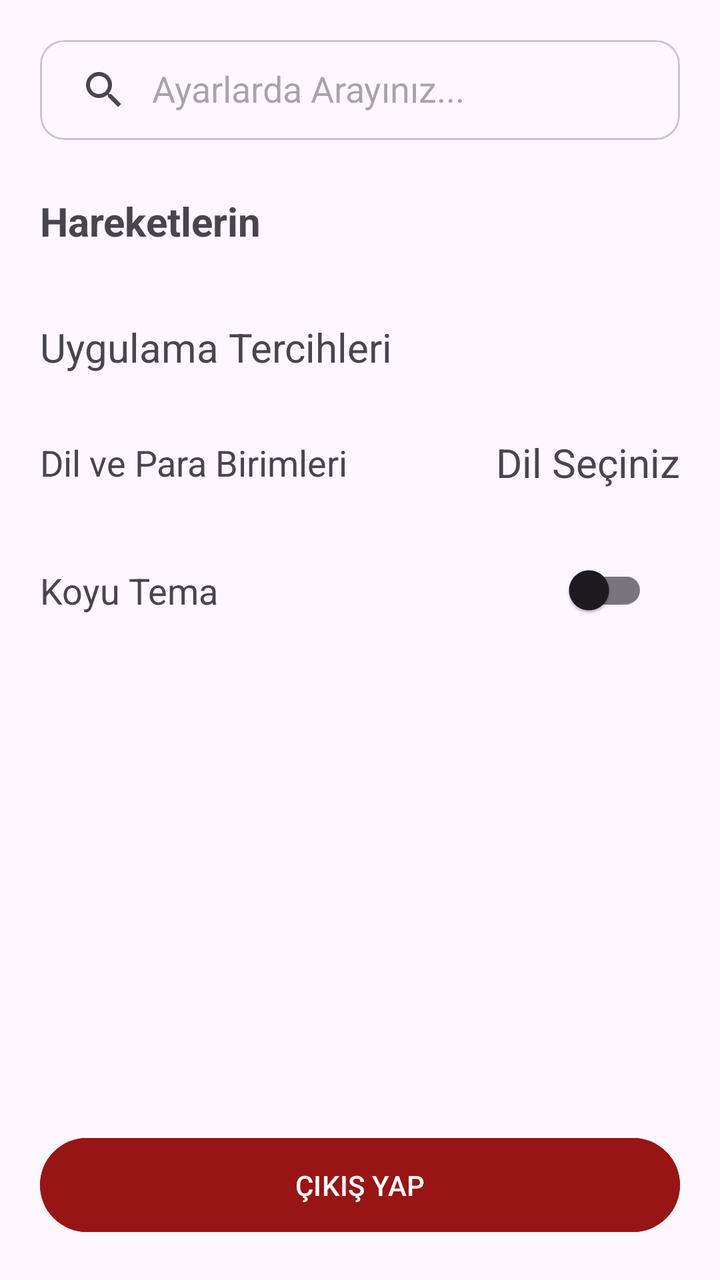
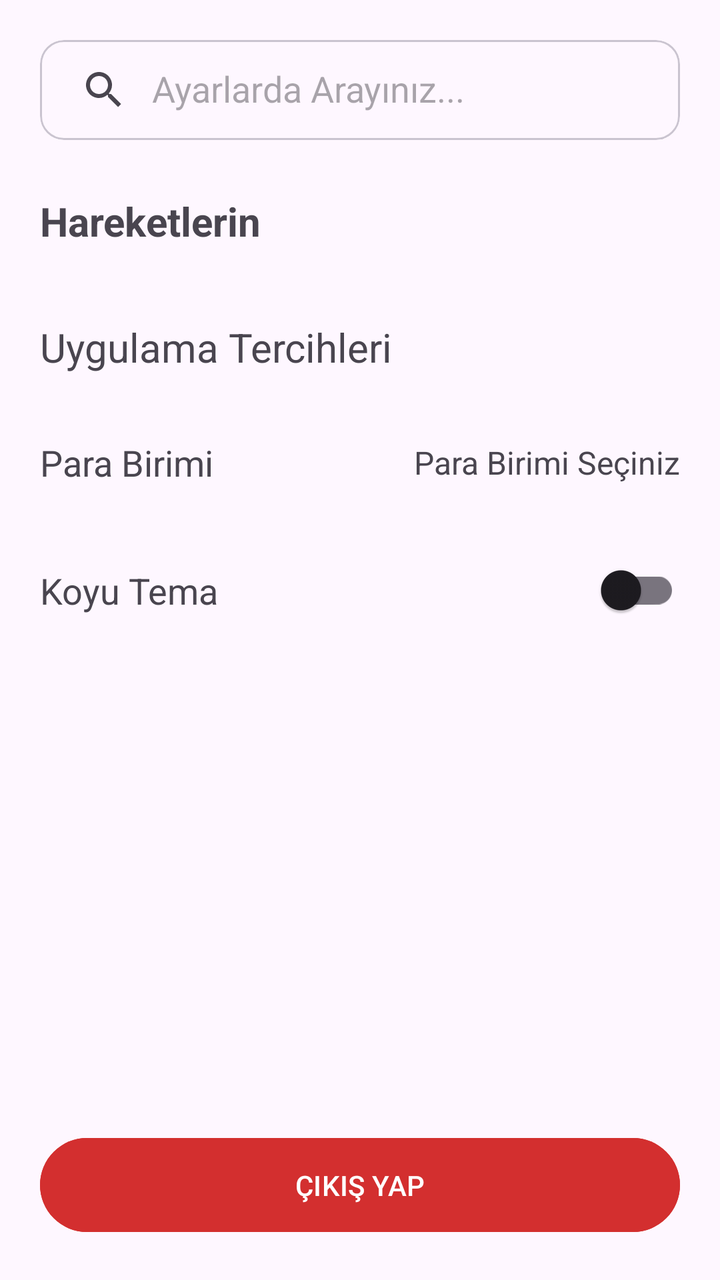

Two renders of the same Android screen: before a commit and after it. Below are the layout's source before the change and the commit's diff.
<!-- AndroidManifest.xml: application theme Theme.CumhuriyetCafe -->
<!-- res/layout/fragment_ayarlar.xml -->
<?xml version="1.0" encoding="utf-8"?>
<androidx.constraintlayout.widget.ConstraintLayout xmlns:android="http://schemas.android.com/apk/res/android"
    xmlns:app="http://schemas.android.com/apk/res-auto"
    android:layout_width="match_parent"
    android:layout_height="match_parent">

    <com.google.android.material.card.MaterialCardView
        android:id="@+id/ayarlarTextView"
        android:layout_width="0dp"
        android:layout_height="50dp"
        android:layout_margin="20dp"
        app:layout_constraintEnd_toEndOf="parent"
        app:layout_constraintStart_toStartOf="parent"
        app:layout_constraintTop_toTopOf="parent">

        <androidx.appcompat.widget.SearchView
            android:id="@+id/ayarlarSearchView"
            android:layout_width="match_parent"
            android:layout_height="match_parent"
            app:iconifiedByDefault="false"
            app:queryHint="Ayarlarda Arayınız..." />
    </com.google.android.material.card.MaterialCardView>

    <LinearLayout
        android:layout_width="match_parent"
        android:layout_height="0dp"
        android:layout_marginTop="15dp"
        android:orientation="vertical"
        android:paddingHorizontal="20dp"
        app:layout_constraintBottom_toTopOf="@id/buttonCikisYap"
        app:layout_constraintEnd_toEndOf="parent"
        app:layout_constraintStart_toStartOf="parent"
        app:layout_constraintTop_toBottomOf="@id/ayarlarTextView">

        <LinearLayout
            android:id="@+id/hareketlerBaslikLayout"
            android:layout_width="match_parent"
            android:layout_height="wrap_content"
            android:clickable="true"
            android:focusable="true"
            android:orientation="vertical"
            android:paddingVertical="12dp">

            <TextView
                android:layout_width="wrap_content"
                android:layout_height="wrap_content"
                android:text="Hareketlerin"
                android:textStyle="bold"
                android:textSize="20sp" />

            <com.google.android.material.card.MaterialCardView
                android:id="@+id/cardHareketlerDetaylari"
                android:layout_width="match_parent"
                android:layout_height="wrap_content"
                android:layout_marginTop="10dp"
                android:visibility="gone"
                app:cardCornerRadius="12dp"
                app:strokeWidth="1dp"
                app:strokeColor="#DDDDDD">

                <LinearLayout
                    android:layout_width="match_parent"
                    android:layout_height="wrap_content"
                    android:orientation="vertical"
                    android:padding="15dp">

                    <TextView
                        android:id="@+id/kullanimSuresiView"
                        android:layout_width="match_parent"
                        android:layout_height="wrap_content"
                        android:layout_marginBottom="12dp"
                        android:text="Bugünkü Kullanım: 0 sa 0 dk"
                        android:textSize="16sp" />

                    <View
                        android:layout_width="match_parent"
                        android:layout_height="1dp"
                        android:layout_marginBottom="12dp"
                        android:background="?android:attr/listDivider" />

                    <androidx.constraintlayout.widget.ConstraintLayout
                        android:layout_width="match_parent"
                        android:layout_height="wrap_content">

                        <TextView
                            android:layout_width="wrap_content"
                            android:layout_height="wrap_content"
                            android:text="Bildirimleri Kapat/Aç"
                            android:textSize="16sp"
                            app:layout_constraintBottom_toBottomOf="parent"
                            app:layout_constraintStart_toStartOf="parent"
                            app:layout_constraintTop_toTopOf="parent" />

                        <com.google.android.material.switchmaterial.SwitchMaterial
                            android:id="@+id/bildirimlerSwitchMaterial"
                            android:layout_width="wrap_content"
                            android:layout_height="wrap_content"
                            app:layout_constraintEnd_toEndOf="parent"
                            app:layout_constraintTop_toTopOf="parent" />
                    </androidx.constraintlayout.widget.ConstraintLayout>

                </LinearLayout>
            </com.google.android.material.card.MaterialCardView>
        </LinearLayout>

        <TextView
            android:layout_width="wrap_content"
            android:layout_height="wrap_content"
            android:layout_marginTop="24dp"
            android:layout_marginBottom="12dp"
            android:text="Uygulama Tercihleri"
            android:textSize="20sp" />

        <androidx.constraintlayout.widget.ConstraintLayout
            android:id="@+id/dilSecimiLayout"
            android:layout_width="match_parent"
            android:layout_height="64dp"
            android:clickable="true"
            android:focusable="true"
            android:background="?android:attr/selectableItemBackground">

            <TextView
                android:layout_width="wrap_content"
                android:layout_height="wrap_content"
                android:text="Dil ve Para Birimleri"
                android:textSize="18sp"
                app:layout_constraintBottom_toBottomOf="parent"
                app:layout_constraintStart_toStartOf="parent"
                app:layout_constraintTop_toTopOf="parent" />

            <TextView
                android:id="@+id/seciliDilText"
                android:layout_width="wrap_content"
                android:layout_height="wrap_content"
                android:text="Dil Seçiniz"
                android:textSize="20sp"
                app:layout_constraintBottom_toBottomOf="parent"
                app:layout_constraintEnd_toEndOf="parent"
                app:layout_constraintTop_toTopOf="parent" />
        </androidx.constraintlayout.widget.ConstraintLayout>
        <androidx.constraintlayout.widget.ConstraintLayout
            android:layout_width="match_parent"
            android:layout_height="64dp">

            <TextView
                android:id="@+id/karanlikMod"
                android:layout_width="wrap_content"
                android:layout_height="wrap_content"
                android:text="Koyu Tema"
                android:textSize="18sp"
                app:layout_constraintBottom_toBottomOf="parent"
                app:layout_constraintStart_toStartOf="parent"
                app:layout_constraintTop_toTopOf="parent" />

            <com.google.android.material.switchmaterial.SwitchMaterial
                android:id="@+id/acKapat"
                android:layout_width="wrap_content"
                android:layout_height="0dp"
                android:padding="16dp"
                app:layout_constraintBottom_toBottomOf="parent"
                app:layout_constraintEnd_toEndOf="parent"
                app:layout_constraintTop_toTopOf="parent" />
        </androidx.constraintlayout.widget.ConstraintLayout>
    </LinearLayout>

    <com.google.android.material.button.MaterialButton
        android:id="@+id/buttonCikisYap"
        android:layout_width="match_parent"
        android:layout_height="55dp"
        android:layout_margin="20dp"
        android:backgroundTint="@color/masa_dolu_kırmızı"
        android:text="ÇIKIŞ YAP"
        android:textColor="@color/white"
        app:layout_constraintBottom_toBottomOf="parent"
        app:layout_constraintEnd_toEndOf="parent"
        app:layout_constraintStart_toStartOf="parent" />

</androidx.constraintlayout.widget.ConstraintLayout>
<!-- resources referenced by this layout -->
<resources>
  <color name="white">#FFFFFFFF</color>
  <style name="Theme.CumhuriyetCafe" parent="Base.Theme.CumhuriyetCafe" />
  <style name="Base.Theme.CumhuriyetCafe" parent="Theme.Material3.DayNight.NoActionBar">
          
          
      </style>
</resources>

<!-- the commit's change to res/layout/fragment_ayarlar.xml (unified diff, before → after) -->
@@ -38,6 +38,7 @@
             android:layout_height="wrap_content"
             android:clickable="true"
             android:focusable="true"
+            android:background="?android:attr/selectableItemBackground"
             android:orientation="vertical"
             android:paddingVertical="12dp">
 
@@ -85,7 +86,7 @@
                         <TextView
                             android:layout_width="wrap_content"
                             android:layout_height="wrap_content"
-                            android:text="Bildirimleri Kapat/Aç"
+                            android:text="Bildirimleri Aç/Kapat"
                             android:textSize="16sp"
                             app:layout_constraintBottom_toBottomOf="parent"
                             app:layout_constraintStart_toStartOf="parent"
@@ -122,7 +123,7 @@
             <TextView
                 android:layout_width="wrap_content"
                 android:layout_height="wrap_content"
-                android:text="Dil ve Para Birimleri"
+                android:text="Para Birimi"
                 android:textSize="18sp"
                 app:layout_constraintBottom_toBottomOf="parent"
                 app:layout_constraintStart_toStartOf="parent"
@@ -132,12 +133,14 @@
                 android:id="@+id/seciliDilText"
                 android:layout_width="wrap_content"
                 android:layout_height="wrap_content"
-                android:text="Dil Seçiniz"
-                android:textSize="20sp"
+                android:text="Para Birimi Seçiniz"
+                android:textSize="16sp"
+                android:textColor="?android:attr/textColorSecondary"
                 app:layout_constraintBottom_toBottomOf="parent"
                 app:layout_constraintEnd_toEndOf="parent"
                 app:layout_constraintTop_toTopOf="parent" />
         </androidx.constraintlayout.widget.ConstraintLayout>
+
         <androidx.constraintlayout.widget.ConstraintLayout
             android:layout_width="match_parent"
             android:layout_height="64dp">
@@ -155,8 +158,7 @@
             <com.google.android.material.switchmaterial.SwitchMaterial
                 android:id="@+id/acKapat"
                 android:layout_width="wrap_content"
-                android:layout_height="0dp"
-                android:padding="16dp"
+                android:layout_height="wrap_content"
                 app:layout_constraintBottom_toBottomOf="parent"
                 app:layout_constraintEnd_toEndOf="parent"
                 app:layout_constraintTop_toTopOf="parent" />
@@ -168,7 +170,7 @@
         android:layout_width="match_parent"
         android:layout_height="55dp"
         android:layout_margin="20dp"
-        android:backgroundTint="@color/masa_dolu_kırmızı"
+        android:backgroundTint="#D32F2F"
         android:text="ÇIKIŞ YAP"
         android:textColor="@color/white"
         app:layout_constraintBottom_toBottomOf="parent"
